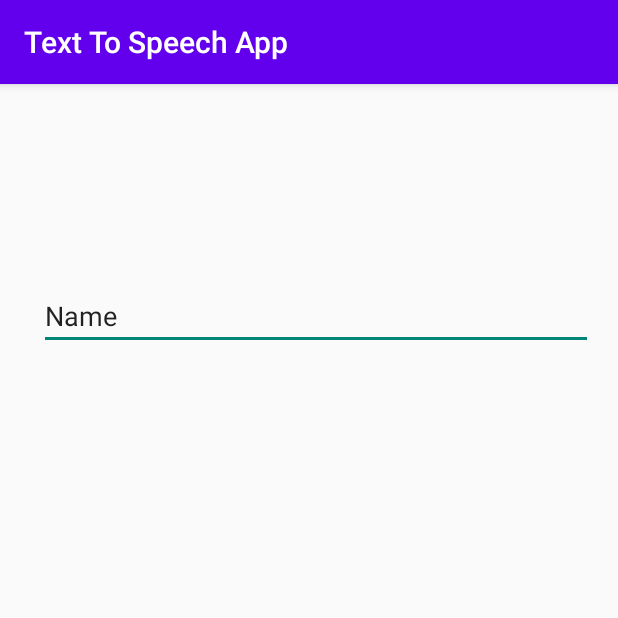
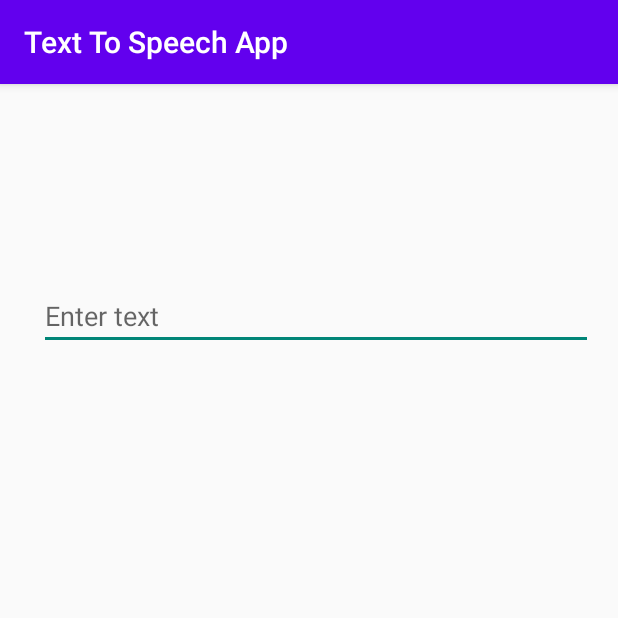
Before and after one commit to KumarSanskar/Text_To_Speech_App, an Android app: the screen it shows after launch (MainActivity), on a phone screen of 412 x 824 dp, the top half of it. Run offline under Robolectric (Android 15) with nearby library versions, the phone set to English and light mode, and no system bars.

Commit message:
set the id attribute to editText, set the hint attribute to 'Enter Text' and removed the text attribute.

```diff
--- a/app/src/main/res/layout/activity_main.xml
+++ b/app/src/main/res/layout/activity_main.xml
@@ -7,7 +7,7 @@
     tools:context=".MainActivity">
 
     <EditText
-        android:id="@+id/editTextTextPersonName"
+        android:id="@+id/editText"
         android:layout_width="369dp"
         android:layout_height="wrap_content"
         android:layout_alignParentStart="true"
@@ -18,8 +18,8 @@
         android:layout_marginLeft="26dp"
         android:layout_marginTop="132dp"
         android:ems="10"
-        android:inputType="textPersonName"
-        android:text="Name" />
+        android:hint="Enter text"
+        android:inputType="textPersonName" />
 
     <Button
         android:id="@+id/button"
```
